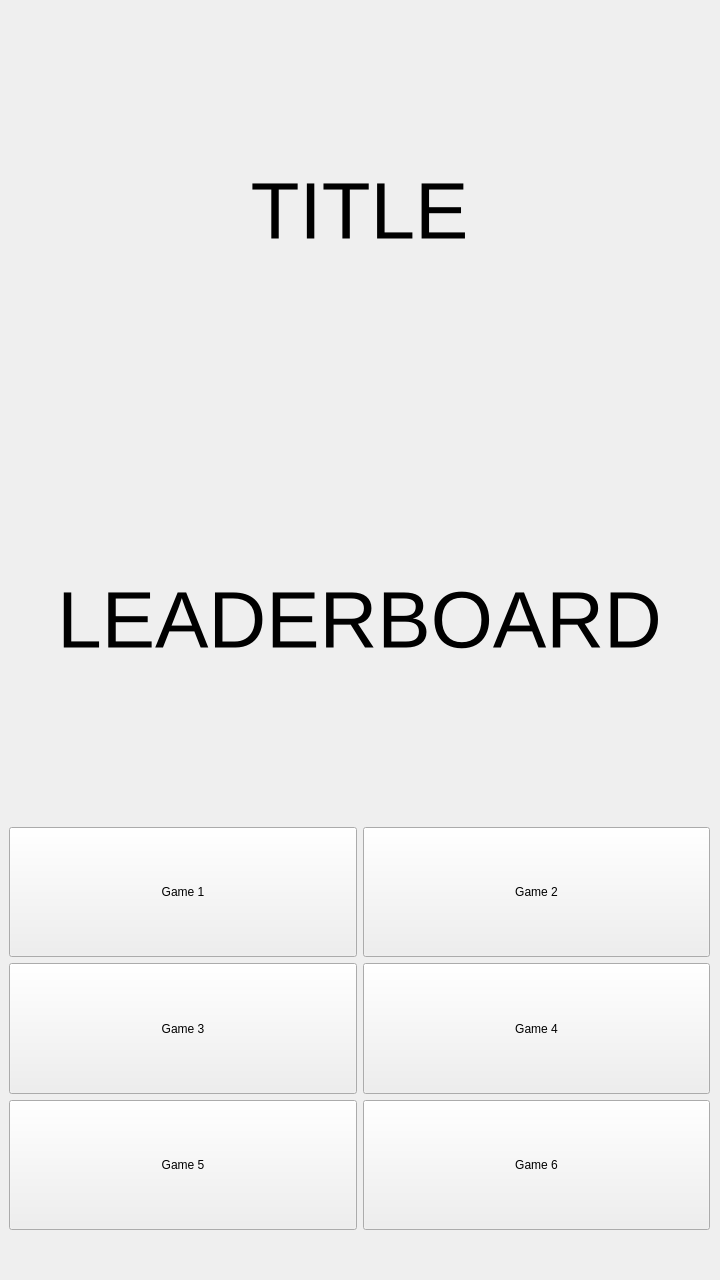
Qt form mainwindow.ui (dylondark/cob-taylor-games) before a commit.
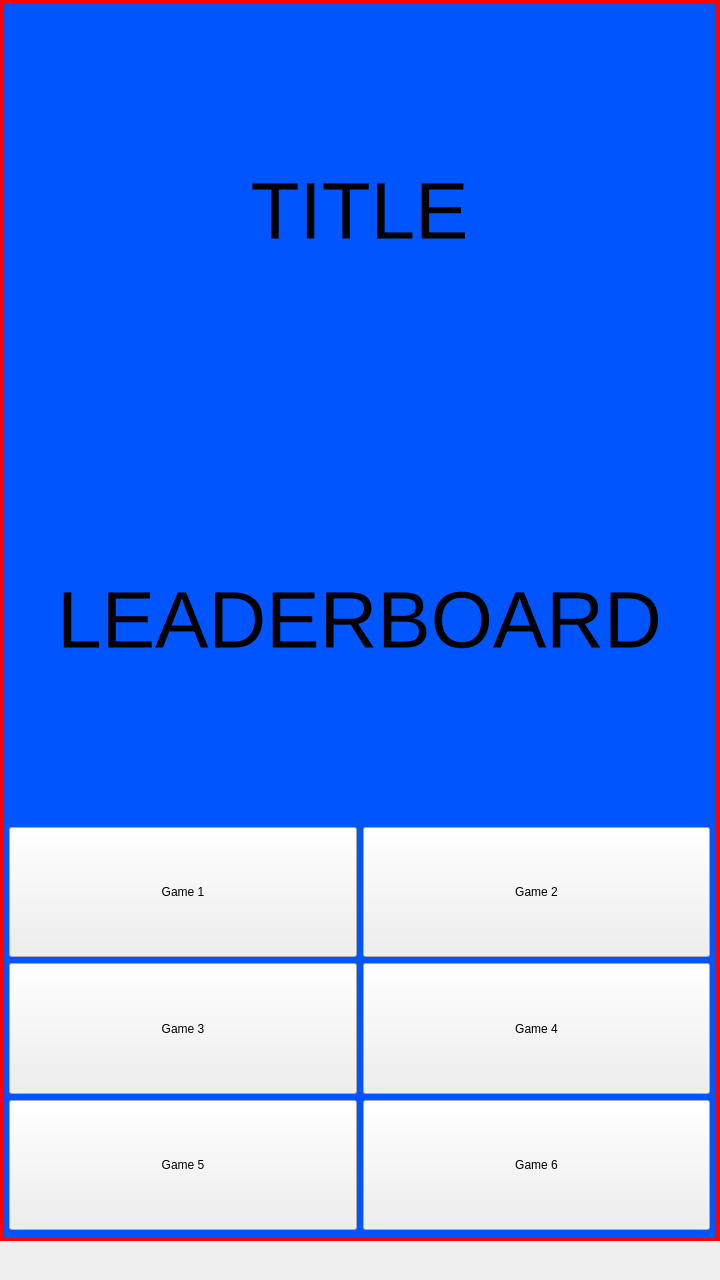
The same form after that commit.

Commit message: Update canvas stylesheets with new object name

What changed in the file:
```diff
--- a/mainwindow.ui
+++ b/mainwindow.ui
@@ -33,7 +33,7 @@
      <bool>false</bool>
     </property>
     <property name="styleSheet">
-     <string notr="true">QFrame#menuBox
+     <string notr="true">QFrame#canvas
 {
 background-color: rgb(0, 85, 255);
 border: 4px solid red;
```
